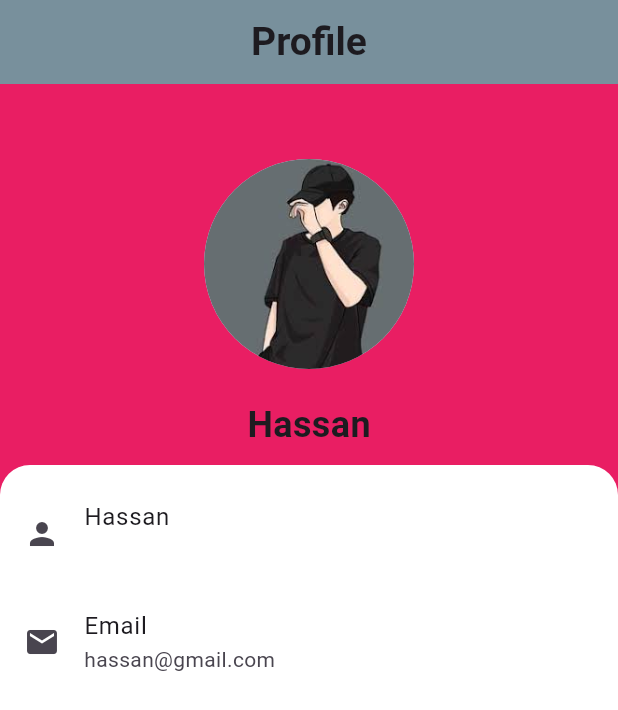
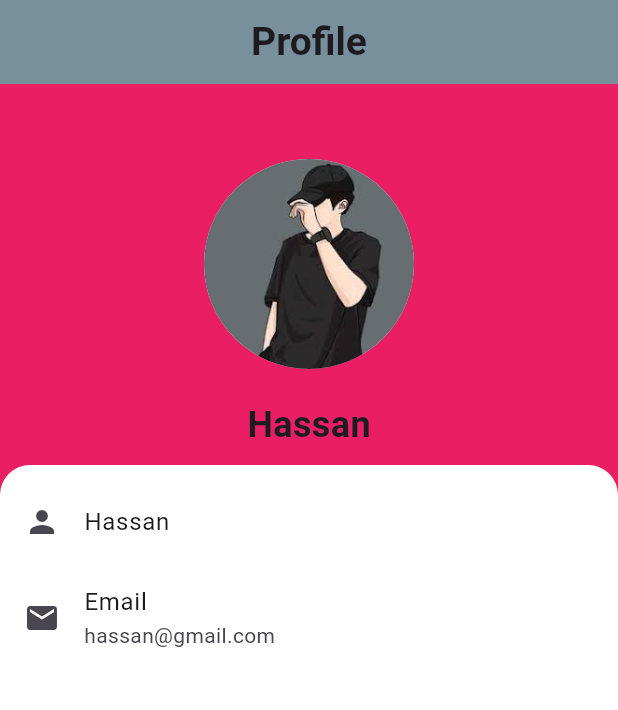
Before and after one commit to Hassan9865/Social-app, a Flutter app: the ProfileView screen opened by its route, on a phone screen of 412 x 824 dp. Shown: the top 710 px of the screen. Run offline on Flutter 3.47's test engine with Material 3 defaults, Android fonts, the phone set to English and light mode, and no system bars; our stand-ins replace stacked, stacked_services, stacked_shared.

Commit message:
Social App

```diff
--- a/lib/view/profile/profile_View.dart
+++ b/lib/view/profile/profile_View.dart
@@ -59,7 +59,7 @@ class ProfileView extends StatelessWidget {
                         ListTile(
                           leading: Icon(Icons.person),
                           title: Text("Hassan"),
-                          subtitle: Text(""),
+                          // subtitle: Text(""),
                         ),
                         ListTile(
                           leading: Icon(Icons.email),
```
Also changed, not shown: pubspec.lock.
